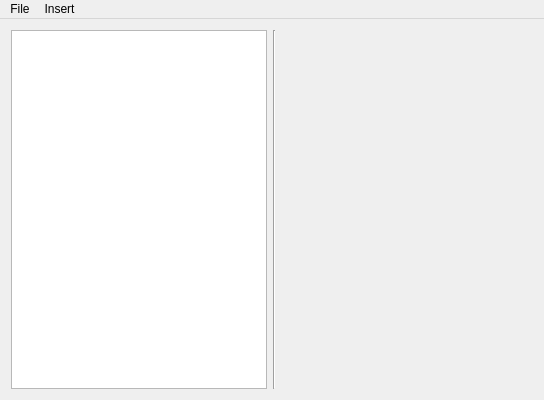
This is mainwindow.ui in bsella/Emergence as Qt 5 draws it before an edit. The edited form follows.
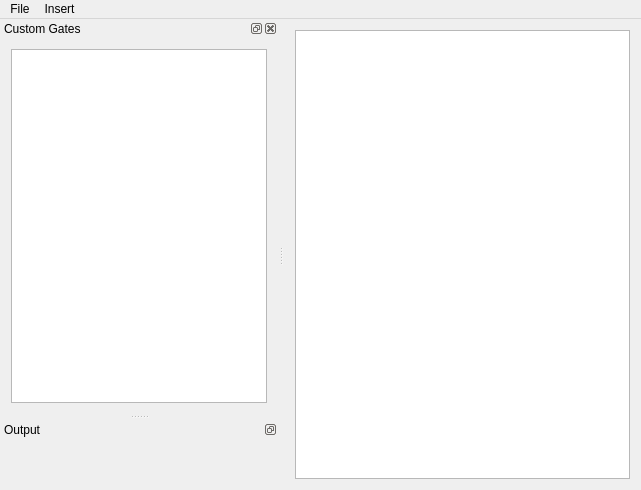
This is the edited form. Custom widgets are drawn as their Qt base class.

The edit to the form file:
```diff
--- a/mainwindow.ui
+++ b/mainwindow.ui
@@ -6,49 +6,18 @@
    <rect>
     <x>0</x>
     <y>0</y>
-    <width>544</width>
-    <height>400</height>
+    <width>641</width>
+    <height>490</height>
    </rect>
   </property>
   <property name="windowTitle">
    <string>MainWindow</string>
   </property>
   <widget class="QWidget" name="centralWidget">
-   <layout class="QHBoxLayout" name="horizontalLayout">
-    <item>
+   <layout class="QGridLayout" name="gridLayout_2">
+    <item row="0" column="0">
      <widget class="Workspace" name="workspace"/>
     </item>
-    <item>
-     <widget class="Line" name="line">
-      <property name="orientation">
-       <enum>Qt::Vertical</enum>
-      </property>
-     </widget>
-    </item>
-    <item>
-     <widget class="RenderArea" name="renderArea" native="true">
-      <property name="sizePolicy">
-       <sizepolicy hsizetype="Expanding" vsizetype="Expanding">
-        <horstretch>0</horstretch>
-        <verstretch>0</verstretch>
-       </sizepolicy>
-      </property>
-      <layout class="QGridLayout" name="gridLayout">
-       <property name="leftMargin">
-        <number>0</number>
-       </property>
-       <property name="topMargin">
-        <number>0</number>
-       </property>
-       <property name="rightMargin">
-        <number>0</number>
-       </property>
-       <property name="bottomMargin">
-        <number>0</number>
-       </property>
-      </layout>
-     </widget>
-    </item>
    </layout>
   </widget>
   <widget class="QMenuBar" name="menuBar">
@@ -56,8 +25,8 @@
     <rect>
      <x>0</x>
      <y>0</y>
-     <width>544</width>
-     <height>19</height>
+     <width>641</width>
+     <height>20</height>
     </rect>
    </property>
    <widget class="QMenu" name="menuInsert">
@@ -141,6 +110,76 @@
    <addaction name="menuFile"/>
    <addaction name="menuInsert"/>
   </widget>
+  <widget class="QDockWidget" name="dockWidget">
+   <property name="sizePolicy">
+    <sizepolicy hsizetype="Preferred" vsizetype="Preferred">
+     <horstretch>0</horstretch>
+     <verstretch>0</verstretch>
+    </sizepolicy>
+   </property>
+   <property name="floating">
+    <bool>false</bool>
+   </property>
+   <property name="windowTitle">
+    <string>Custom Gates</string>
+   </property>
+   <attribute name="dockWidgetArea">
+    <number>1</number>
+   </attribute>
+   <widget class="QWidget" name="dockWidgetContents">
+    <layout class="QGridLayout" name="gridLayout_3">
+     <item row="0" column="0">
+      <widget class="QListWidget" name="listWidget">
+       <property name="sizePolicy">
+        <sizepolicy hsizetype="Preferred" vsizetype="Expanding">
+         <horstretch>0</horstretch>
+         <verstretch>0</verstretch>
+        </sizepolicy>
+       </property>
+      </widget>
+     </item>
+    </layout>
+   </widget>
+  </widget>
+  <widget class="QDockWidget" name="dockWidget_2">
+   <property name="features">
+    <set>QDockWidget::DockWidgetFloatable|QDockWidget::DockWidgetMovable</set>
+   </property>
+   <property name="windowTitle">
+    <string>Output</string>
+   </property>
+   <attribute name="dockWidgetArea">
+    <number>1</number>
+   </attribute>
+   <widget class="QWidget" name="dockWidgetContents_3">
+    <layout class="QGridLayout" name="gridLayout_4">
+     <item row="0" column="0">
+      <widget class="RenderArea" name="renderArea" native="true">
+       <property name="sizePolicy">
+        <sizepolicy hsizetype="Expanding" vsizetype="Expanding">
+         <horstretch>0</horstretch>
+         <verstretch>0</verstretch>
+        </sizepolicy>
+       </property>
+       <layout class="QGridLayout" name="gridLayout">
+        <property name="leftMargin">
+         <number>0</number>
+        </property>
+        <property name="topMargin">
+         <number>0</number>
+        </property>
+        <property name="rightMargin">
+         <number>0</number>
+        </property>
+        <property name="bottomMargin">
+         <number>0</number>
+        </property>
+       </layout>
+      </widget>
+     </item>
+    </layout>
+   </widget>
+  </widget>
   <action name="actionIf">
    <property name="text">
     <string>Condition</string>
```
Left out of the diff: 3 changed lines with no effect on the pictures.
